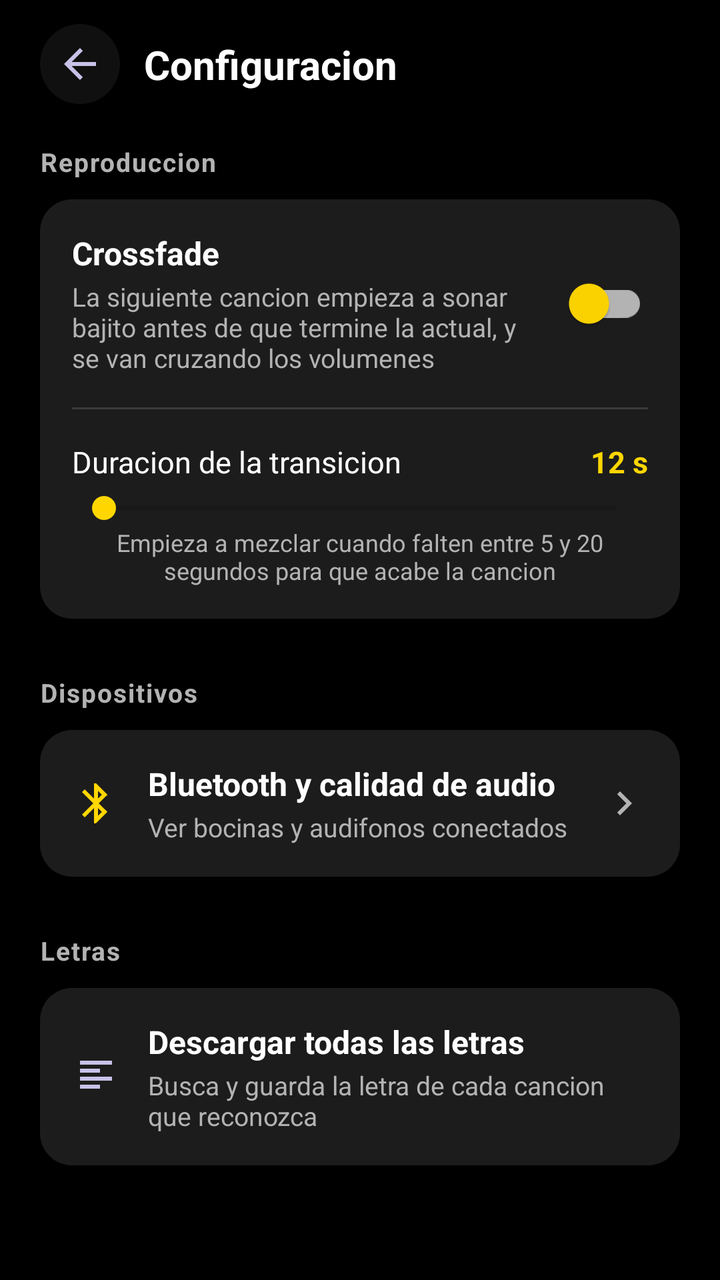
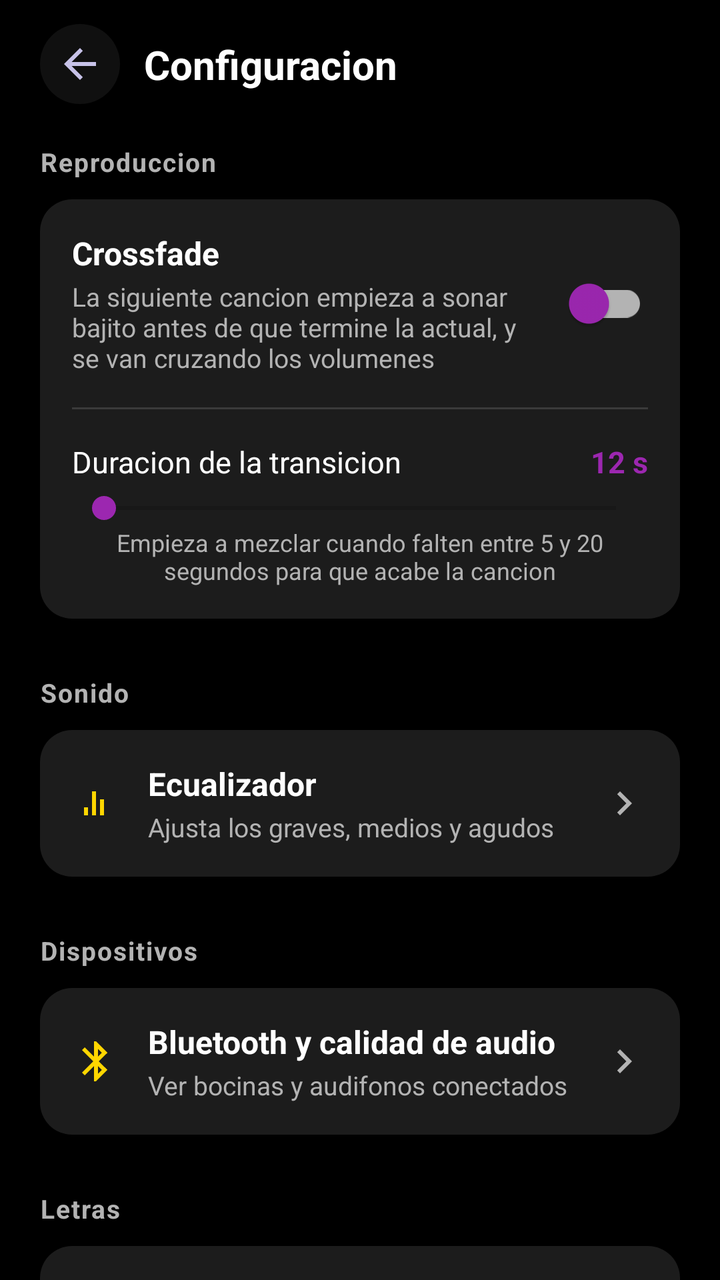

An Android layout rendered at two revisions. The XML below is the earlier revision; the diff shows what the commit changed to produce the second picture.
<!-- AndroidManifest.xml: activity theme Theme.MP_3 -->
<!-- res/layout/activity_settings.xml -->
<?xml version="1.0" encoding="utf-8"?>
<androidx.constraintlayout.widget.ConstraintLayout
    xmlns:android="http://schemas.android.com/apk/res/android"
    xmlns:app="http://schemas.android.com/apk/res-auto"
    xmlns:tools="http://schemas.android.com/tools"
    android:layout_width="match_parent"
    android:layout_height="match_parent"
    android:background="@color/background_dark"
    android:fitsSystemWindows="true"
    tools:context=".SettingsActivity">

    <ImageButton
        android:id="@+id/btnBack"
        android:layout_width="40dp"
        android:layout_height="40dp"
        android:layout_marginTop="12dp"
        android:layout_marginStart="20dp"
        android:background="@drawable/bg_icon_button_circle"
        android:contentDescription="Regresar"
        android:padding="8dp"
        android:src="@drawable/ic_arrow_back"
        app:layout_constraintTop_toTopOf="parent"
        app:layout_constraintStart_toStartOf="parent" />

    <TextView
        android:id="@+id/tvSettingsTitle"
        android:layout_width="0dp"
        android:layout_height="wrap_content"
        android:layout_marginStart="12dp"
        android:text="Configuracion"
        android:textColor="@color/text_primary_light"
        android:textSize="20sp"
        android:textStyle="bold"
        app:layout_constraintTop_toTopOf="@id/btnBack"
        app:layout_constraintBottom_toBottomOf="@id/btnBack"
        app:layout_constraintStart_toEndOf="@id/btnBack"
        app:layout_constraintEnd_toEndOf="parent" />

    <androidx.core.widget.NestedScrollView
        android:layout_width="0dp"
        android:layout_height="0dp"
        android:clipToPadding="false"
        android:paddingBottom="24dp"
        app:layout_constraintTop_toBottomOf="@id/btnBack"
        app:layout_constraintBottom_toBottomOf="parent"
        app:layout_constraintStart_toStartOf="parent"
        app:layout_constraintEnd_toEndOf="parent">

        <LinearLayout
            android:layout_width="match_parent"
            android:layout_height="wrap_content"
            android:orientation="vertical"
            android:paddingHorizontal="20dp"
            android:paddingTop="20dp">

            <TextView
                android:layout_width="wrap_content"
                android:layout_height="wrap_content"
                android:layout_marginBottom="10dp"
                android:text="Reproduccion"
                android:textColor="@color/text_secondary_light"
                android:textSize="13sp"
                android:textStyle="bold"
                android:letterSpacing="0.05" />

            <LinearLayout
                android:layout_width="match_parent"
                android:layout_height="wrap_content"
                android:orientation="vertical"
                android:background="@drawable/bg_item_song"
                android:padding="16dp">

                <LinearLayout
                    android:layout_width="match_parent"
                    android:layout_height="wrap_content"
                    android:orientation="horizontal"
                    android:gravity="center_vertical">

                    <LinearLayout
                        android:layout_width="0dp"
                        android:layout_height="wrap_content"
                        android:layout_weight="1"
                        android:orientation="vertical">

                        <TextView
                            android:layout_width="wrap_content"
                            android:layout_height="wrap_content"
                            android:text="Crossfade"
                            android:textColor="@color/text_primary_light"
                            android:textSize="16sp"
                            android:textStyle="bold" />

                        <TextView
                            android:layout_width="wrap_content"
                            android:layout_height="wrap_content"
                            android:layout_marginTop="2dp"
                            android:text="La siguiente cancion empieza a sonar bajito antes de que termine la actual, y se van cruzando los volumenes"
                            android:textColor="@color/text_secondary_light"
                            android:textSize="13sp" />

                    </LinearLayout>

                    <com.google.android.material.switchmaterial.SwitchMaterial
                        android:id="@+id/switchCrossfade"
                        android:layout_width="wrap_content"
                        android:layout_height="wrap_content"
                        android:layout_marginStart="12dp"
                        app:thumbTint="@color/spotify_green"
                        app:trackTint="@color/spotify_gray" />

                </LinearLayout>

                <View
                    android:layout_width="match_parent"
                    android:layout_height="1dp"
                    android:layout_marginVertical="16dp"
                    android:background="#22FFFFFF" />

                <LinearLayout
                    android:id="@+id/groupCrossfadeDuration"
                    android:layout_width="match_parent"
                    android:layout_height="wrap_content"
                    android:orientation="vertical">

                    <LinearLayout
                        android:layout_width="match_parent"
                        android:layout_height="wrap_content"
                        android:orientation="horizontal">

                        <TextView
                            android:layout_width="0dp"
                            android:layout_height="wrap_content"
                            android:layout_weight="1"
                            android:text="Duracion de la transicion"
                            android:textColor="@color/text_primary_light"
                            android:textSize="15sp" />

                        <TextView
                            android:id="@+id/tvCrossfadeSeconds"
                            android:layout_width="wrap_content"
                            android:layout_height="wrap_content"
                            android:text="12 s"
                            android:textColor="@color/spotify_green"
                            android:textSize="15sp"
                            android:textStyle="bold" />

                    </LinearLayout>

                    <SeekBar
                        android:id="@+id/seekCrossfadeSeconds"
                        android:layout_width="match_parent"
                        android:layout_height="wrap_content"
                        android:layout_marginTop="4dp"
                        android:max="15"
                        android:progressTint="@color/spotify_green"
                        android:thumbTint="@color/spotify_green" />

                    <TextView
                        android:layout_width="match_parent"
                        android:layout_height="wrap_content"
                        android:gravity="center"
                        android:text="Empieza a mezclar cuando falten entre 5 y 20 segundos para que acabe la cancion"
                        android:textColor="@color/text_secondary_light"
                        android:textSize="12sp" />

                </LinearLayout>

            </LinearLayout>

            <TextView
                android:layout_width="wrap_content"
                android:layout_height="wrap_content"
                android:layout_marginTop="28dp"
                android:layout_marginBottom="10dp"
                android:text="Dispositivos"
                android:textColor="@color/text_secondary_light"
                android:textSize="13sp"
                android:textStyle="bold"
                android:letterSpacing="0.05" />

            <LinearLayout
                android:id="@+id/rowBluetooth"
                android:layout_width="match_parent"
                android:layout_height="wrap_content"
                android:orientation="horizontal"
                android:gravity="center_vertical"
                android:background="@drawable/bg_item_song"
                android:clickable="true"
                android:focusable="true"
                android:padding="16dp">

                <ImageView
                    android:layout_width="24dp"
                    android:layout_height="24dp"
                    android:src="@drawable/ic_bluetooth"
                    android:contentDescription="Bluetooth" />

                <LinearLayout
                    android:layout_width="0dp"
                    android:layout_height="wrap_content"
                    android:layout_weight="1"
                    android:layout_marginStart="14dp"
                    android:orientation="vertical">

                    <TextView
                        android:layout_width="wrap_content"
                        android:layout_height="wrap_content"
                        android:text="Bluetooth y calidad de audio"
                        android:textColor="@color/text_primary_light"
                        android:textSize="16sp"
                        android:textStyle="bold" />

                    <TextView
                        android:id="@+id/tvBluetoothSummary"
                        android:layout_width="wrap_content"
                        android:layout_height="wrap_content"
                        android:layout_marginTop="2dp"
                        android:text="Ver bocinas y audifonos conectados"
                        android:textColor="@color/text_secondary_light"
                        android:textSize="13sp" />

                </LinearLayout>

                <ImageView
                    android:layout_width="24dp"
                    android:layout_height="24dp"
                    android:src="@drawable/ic_chevron_right"
                    android:contentDescription="Abrir" />

            </LinearLayout>

            <TextView
                android:layout_width="wrap_content"
                android:layout_height="wrap_content"
                android:layout_marginTop="28dp"
                android:layout_marginBottom="10dp"
                android:text="Letras"
                android:textColor="@color/text_secondary_light"
                android:textSize="13sp"
                android:textStyle="bold"
                android:letterSpacing="0.05" />

            <LinearLayout
                android:id="@+id/rowDownloadLyrics"
                android:layout_width="match_parent"
                android:layout_height="wrap_content"
                android:orientation="horizontal"
                android:gravity="center_vertical"
                android:background="@drawable/bg_item_song"
                android:clickable="true"
                android:focusable="true"
                android:padding="16dp">

                <ImageView
                    android:layout_width="24dp"
                    android:layout_height="24dp"
                    android:src="@drawable/ic_lyrics"
                    android:contentDescription="Letras" />

                <LinearLayout
                    android:layout_width="0dp"
                    android:layout_height="wrap_content"
                    android:layout_weight="1"
                    android:layout_marginStart="14dp"
                    android:orientation="vertical">

                    <TextView
                        android:layout_width="wrap_content"
                        android:layout_height="wrap_content"
                        android:text="Descargar todas las letras"
                        android:textColor="@color/text_primary_light"
                        android:textSize="16sp"
                        android:textStyle="bold" />

                    <TextView
                        android:id="@+id/tvDownloadLyricsSummary"
                        android:layout_width="wrap_content"
                        android:layout_height="wrap_content"
                        android:layout_marginTop="2dp"
                        android:text="Busca y guarda la letra de cada cancion que reconozca"
                        android:textColor="@color/text_secondary_light"
                        android:textSize="13sp" />

                </LinearLayout>

                <ProgressBar
                    android:id="@+id/progressDownloadLyrics"
                    style="?android:attr/progressBarStyleSmall"
                    android:layout_width="24dp"
                    android:layout_height="24dp"
                    android:visibility="gone" />

            </LinearLayout>

        </LinearLayout>

    </androidx.core.widget.NestedScrollView>

</androidx.constraintlayout.widget.ConstraintLayout>
<!-- resources referenced by this layout -->
<resources>
  <color name="background_dark">#000000</color>
  <color name="spotify_gray">#B3B3B3</color>
  <color name="spotify_green">#FFD600</color>
  <color name="text_primary_light">#FFFFFF</color>
  <color name="text_secondary_light">#B3B3B3</color>
  <!-- drawable bg_icon_button_circle (drawable) -->
  <?xml version="1.0" encoding="utf-8"?>
  <shape xmlns:android="http://schemas.android.com/apk/res/android"
      android:shape="oval">
      <solid android:color="@color/surface_dark" />
  </shape>
  <!-- drawable bg_item_song (drawable) -->
  <?xml version="1.0" encoding="utf-8"?>
  <selector xmlns:android="http://schemas.android.com/android">
      <item android:state_pressed="true">
          <shape android:shape="rectangle">
              <solid android:color="@color/purple_dark" />
              <corners android:radius="16dp" />
          </shape>
      </item>
      <item>
          <shape android:shape="rectangle">
              <solid android:color="@color/surface_dark" />
              <corners android:radius="16dp" />
          </shape>
      </item>
  </selector>
  <!-- drawable ic_arrow_back (drawable) -->
  <vector xmlns:android="http://schemas.android.com/apk/res/android"
      android:width="24dp"
      android:height="24dp"
      android:viewportWidth="24"
      android:viewportHeight="24">
      <path
          android:fillColor="#C7C2E8"
          android:pathData="M20,11H7.83l5.59,-5.59L12,4l-8,8 8,8 1.41,-1.41L7.83,13H20v-2z" />
  </vector>
  <!-- drawable ic_bluetooth (drawable) -->
  <vector xmlns:android="http://schemas.android.com/apk/res/android"
      android:width="24dp"
      android:height="24dp"
      android:viewportWidth="24"
      android:viewportHeight="24">
      <path
          android:fillColor="#FFD600"
          android:pathData="M17.71,7.71L12,2h-1v7.59L6.41,5L5,6.41L10.59,12L5,17.59L6.41,19L11,14.41V22h1l5.71,-5.71l-4.3,-4.29l4.3,-4.29zM13,5.83l1.88,1.88L13,9.59V5.83zM13,14.41l1.88,1.88L13,18.17v-3.76z" />
  </vector>
  <!-- drawable ic_chevron_right (drawable) -->
  <vector xmlns:android="http://schemas.android.com/apk/res/android"
      android:width="24dp"
      android:height="24dp"
      android:viewportWidth="24"
      android:viewportHeight="24">
      <path
          android:fillColor="#B3B3B3"
          android:pathData="M8.59,16.59L13.17,12L8.59,7.41L10,6l6,6l-6,6z" />
  </vector>
  <!-- drawable ic_lyrics (drawable) -->
  <vector xmlns:android="http://schemas.android.com/apk/res/android"
      android:width="24dp"
      android:height="24dp"
      android:viewportWidth="24"
      android:viewportHeight="24">
      <path
          android:fillColor="#C7C2E8"
          android:pathData="M4,4h16v2H4V4zM4,8h10v2H4V8zM4,12h16v2H4v-2zM4,16h10v2H4v-2z" />
  </vector>
  <style name="Theme.MP_3" parent="Theme.MaterialComponents.DayNight.NoActionBar">
          <item name="colorPrimary">@color/purple_primary</item>
          <item name="colorPrimaryVariant">@color/purple_dark</item>
          <item name="colorOnPrimary">@color/white</item>
          <item name="colorSecondary">@color/blue_primary</item>
          <item name="colorSecondaryVariant">@color/blue_dark</item>
          <item name="colorOnSecondary">@color/white</item>
          <item name="android:statusBarColor">@color/background_dark</item>
          <item name="android:windowBackground">@color/background_dark</item>
          <item name="android:navigationBarColor">@color/background_dark</item>
      </style>
  <color name="surface_dark">#101010</color>
  <color name="purple_dark">#1C1C1C</color>
  <color name="purple_primary">#FFD600</color>
  <color name="white">#FFFFFF</color>
  <color name="blue_primary">#FFD600</color>
  <color name="blue_dark">#0A0A0A</color>
</resources>

<!-- the commit's change to res/layout/activity_settings.xml (unified diff, before → after) -->
@@ -172,6 +172,67 @@
                 android:layout_height="wrap_content"
                 android:layout_marginTop="28dp"
                 android:layout_marginBottom="10dp"
+                android:text="Sonido"
+                android:textColor="@color/text_secondary_light"
+                android:textSize="13sp"
+                android:textStyle="bold"
+                android:letterSpacing="0.05" />
+
+            <LinearLayout
+                android:id="@+id/rowEqualizer"
+                android:layout_width="match_parent"
+                android:layout_height="wrap_content"
+                android:orientation="horizontal"
+                android:gravity="center_vertical"
+                android:background="@drawable/bg_item_song"
+                android:clickable="true"
+                android:focusable="true"
+                android:padding="16dp">
+
+                <ImageView
+                    android:layout_width="24dp"
+                    android:layout_height="24dp"
+                    android:src="@drawable/ic_equalizer"
+                    android:contentDescription="Ecualizador" />
+
+                <LinearLayout
+                    android:layout_width="0dp"
+                    android:layout_height="wrap_content"
+                    android:layout_weight="1"
+                    android:layout_marginStart="14dp"
+                    android:orientation="vertical">
+
+                    <TextView
+                        android:layout_width="wrap_content"
+                        android:layout_height="wrap_content"
+                        android:text="Ecualizador"
+                        android:textColor="@color/text_primary_light"
+                        android:textSize="16sp"
+                        android:textStyle="bold" />
+
+                    <TextView
+                        android:layout_width="wrap_content"
+                        android:layout_height="wrap_content"
+                        android:layout_marginTop="2dp"
+                        android:text="Ajusta los graves, medios y agudos"
+                        android:textColor="@color/text_secondary_light"
+                        android:textSize="13sp" />
+
+                </LinearLayout>
+
+                <ImageView
+                    android:layout_width="24dp"
+                    android:layout_height="24dp"
+                    android:src="@drawable/ic_chevron_right"
+                    android:contentDescription="Abrir" />
+
+            </LinearLayout>
+
+            <TextView
+                android:layout_width="wrap_content"
+                android:layout_height="wrap_content"
+                android:layout_marginTop="28dp"
+                android:layout_marginBottom="10dp"
                 android:text="Dispositivos"
                 android:textColor="@color/text_secondary_light"
                 android:textSize="13sp"
<!-- resource entries referenced after the edit -->
@@ -2,7 +2,7 @@
 <resources>
   <color name="background_dark">#000000</color>
   <color name="spotify_gray">#B3B3B3</color>
-  <color name="spotify_green">#FFD600</color>
+  <color name="spotify_green">#9C27B0</color>
   <color name="text_primary_light">#FFFFFF</color>
   <color name="text_secondary_light">#B3B3B3</color>
   <!-- drawable bg_icon_button_circle (drawable) -->
@@ -57,6 +57,16 @@
           android:fillColor="#B3B3B3"
           android:pathData="M8.59,16.59L13.17,12L8.59,7.41L10,6l6,6l-6,6z" />
   </vector>
+  <!-- drawable ic_equalizer (drawable) -->
+  <vector xmlns:android="http://schemas.android.com/apk/res/android"
+      android:width="24dp"
+      android:height="24dp"
+      android:viewportWidth="24"
+      android:viewportHeight="24">
+      <path
+          android:fillColor="#FFD600"
+          android:pathData="M6,18h2v-4H6v4zM10,18h2V6h-2v12zM14,18h2v-8h-2v8z" />
+  </vector>
   <!-- drawable ic_lyrics (drawable) -->
   <vector xmlns:android="http://schemas.android.com/apk/res/android"
       android:width="24dp"
@@ -80,9 +90,9 @@
       </style>
   <color name="surface_dark">#101010</color>
   <color name="purple_dark">#1C1C1C</color>
-  <color name="purple_primary">#FFD600</color>
+  <color name="purple_primary">#9C27B0</color>
   <color name="white">#FFFFFF</color>
-  <color name="blue_primary">#FFD600</color>
+  <color name="blue_primary">#9C27B0</color>
   <color name="blue_dark">#0A0A0A</color>
 </resources>
 
